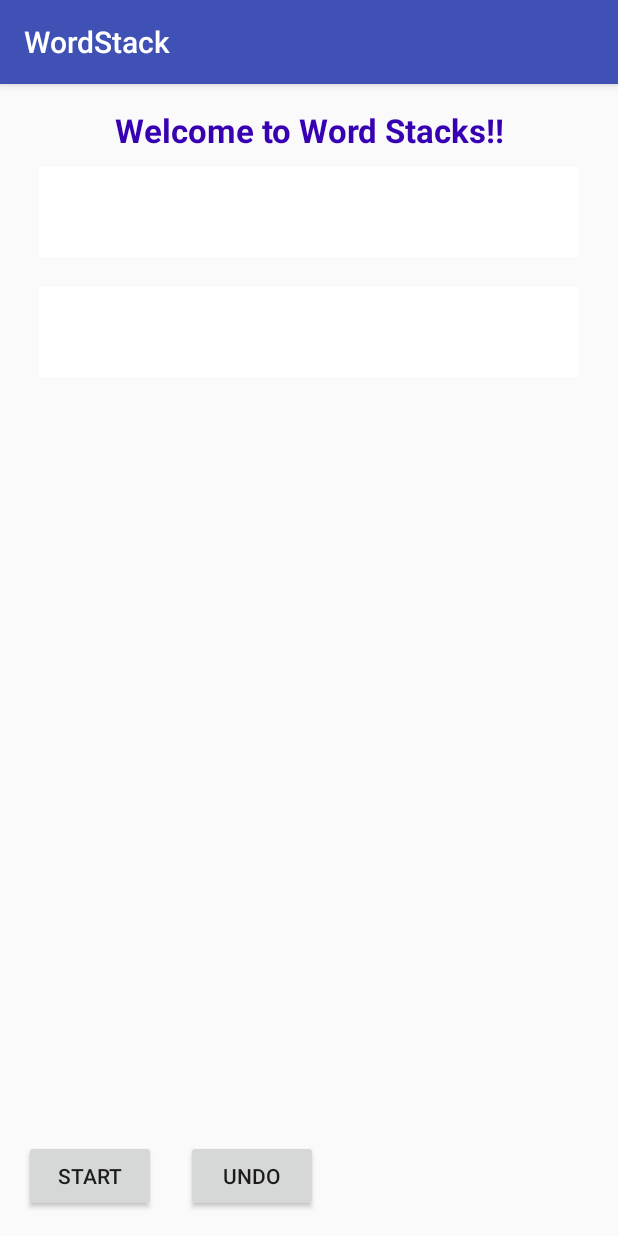
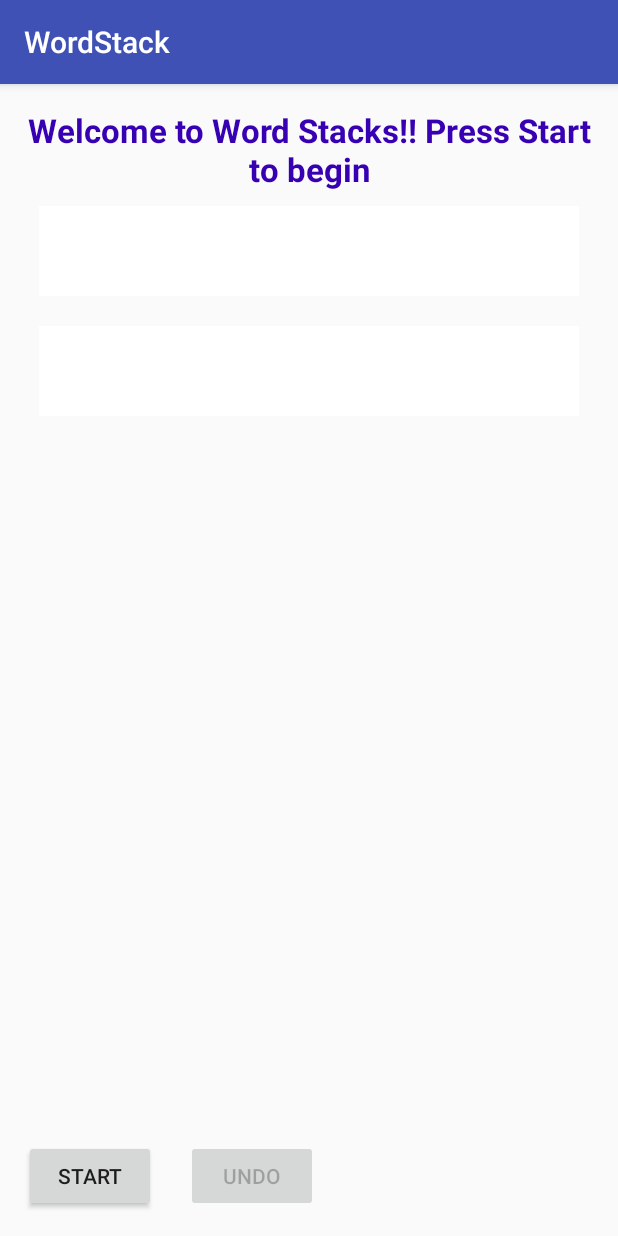
Before and after one commit to tof-tof/words-stacks, an Android app: the screen it shows after launch (MainActivity), after a tap on "UNDO", on a phone screen of 412 x 824 dp. Run offline under Robolectric (Android 15) with nearby library versions, the phone set to English and light mode, and no system bars.

Commit message:
fixed undo

```diff
--- a/app/src/main/java/com/google/engedu/wordstack/MainActivity.java
+++ b/app/src/main/java/com/google/engedu/wordstack/MainActivity.java
@@ -46,7 +46,6 @@ public class MainActivity extends AppCompatActivity {
     private Random random = new Random();
     private StackedLayout stackedLayout;
     private String word1, word2;
-    //private Button undoButton = findViewById(R.id.undo_button);
 
     private Stack<LetterTile> placedTiles = new Stack<>();
 
@@ -54,7 +53,6 @@ public class MainActivity extends AppCompatActivity {
     @Override
     protected void onCreate(Bundle savedInstanceState) {
         super.onCreate(savedInstanceState);
-        //undoButton.setEnabled(false);
         setContentView(R.layout.activity_main);
         AssetManager assetManager = getAssets();
         try {
@@ -126,11 +124,12 @@ public class MainActivity extends AppCompatActivity {
                     // Dropped, reassign Tile to the target Layout
                     LetterTile tile = (LetterTile) event.getLocalState();
                     tile.moveToViewGroup((ViewGroup) v);
+                    toggleUndoButton(true);
                     if (stackedLayout.empty()) {
                         TextView messageBox = (TextView) findViewById(R.id.message_box);
                         messageBox.setText(word1 + " " + word2);
+                        toggleUndoButton(false);
                     }
-                    //undoButton.setEnabled(true);
                     placedTiles.push(tile);
                     return true;
             }
@@ -140,6 +139,7 @@ public class MainActivity extends AppCompatActivity {
 
     public boolean onStartGame(View view) {
        // undoButton.setEnabled(false);
+        toggleUndoButton(false);
         LinearLayout word1LinearLayout = findViewById(R.id.word1);
         word1LinearLayout.removeAllViews();
         LinearLayout word2LinearLayout = findViewById(R.id.word2);
@@ -191,11 +191,14 @@ public class MainActivity extends AppCompatActivity {
             LetterTile unplacedTile = placedTiles.pop();
             unplacedTile.moveToViewGroup(stackedLayout);
         }
-        /*
         if (placedTiles.empty())
-            {undoButton.setEnabled(false);}
-            */
+            {toggleUndoButton(false);}
         return true;
 
     }
+
+    private void toggleUndoButton(boolean enable){
+        Button undoButton =findViewById(R.id.undo_button);
+        undoButton.setEnabled(enable);
+    }
 }
--- a/app/src/main/java/com/google/engedu/wordstack/StackedLayout.java
+++ b/app/src/main/java/com/google/engedu/wordstack/StackedLayout.java
@@ -58,10 +58,6 @@ public class StackedLayout extends LinearLayout {
     }
 
     public void clear() {
-        /**
-         **
-         **  YOUR CODE GOES HERE
-         **
-         **/
+        tiles.clear();
     }
 }
--- a/app/src/main/res/values/strings.xml
+++ b/app/src/main/res/values/strings.xml
@@ -1,5 +1,5 @@
 <resources>
     <string name="app_name">WordStack</string>
     <string name="Start_Of_Game_Message">"  Game started"</string>
-    <string name="App_Start_Message">Welcome to Word Stacks!!</string>
+    <string name="App_Start_Message">Welcome to Word Stacks!! Press Start to begin</string>
 </resources>
```
